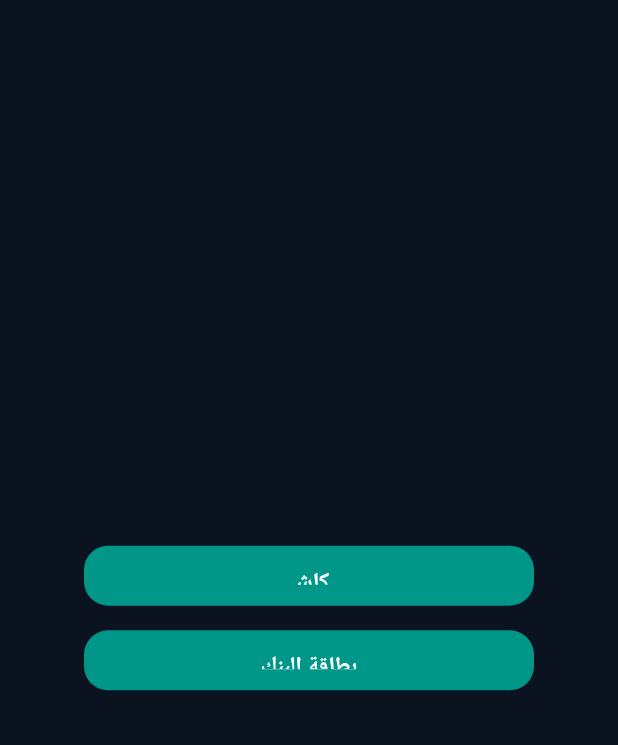
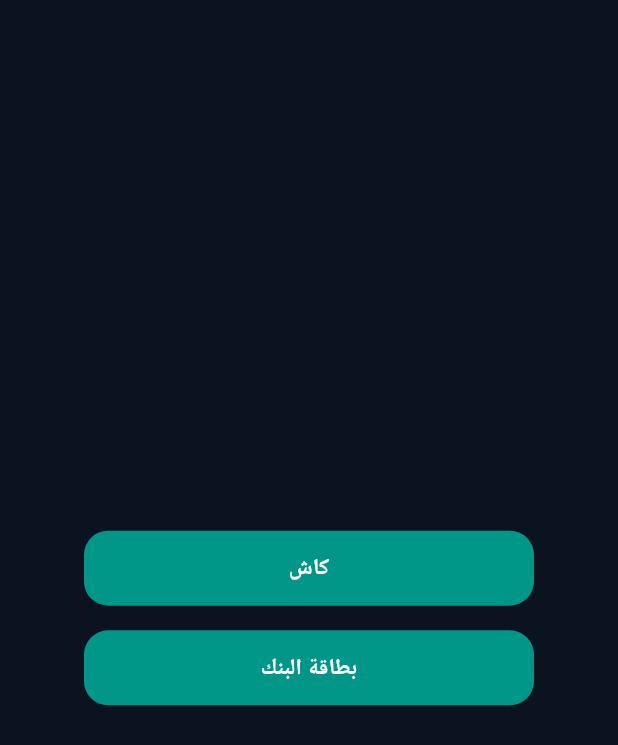
Before and after one commit to Cesar-Isaac/cham-center_delivery, a Flutter app: the PaymentOptions screen opened by its route, on a phone screen of 412 x 824 dp. Shown: the top 745 px of the screen. Run offline on Flutter 3.47's test engine with Material 3 defaults, Android fonts, the phone set to English and light mode, and no system bars; our stand-ins replace connectivity_plus, equatable, flutter_bloc, flutter_map, geolocator, latlong2 and 1 more; missing offline and left inert: moyasar; accounts and stored records are empty.

Commit message:
edite custom bottom to match the app's theme.

```diff
--- a/lib/core/style/widgets/custom_bottom.dart
+++ b/lib/core/style/widgets/custom_bottom.dart
@@ -1,12 +1,5 @@
-import 'dart:io';
-
 import 'package:flutter/cupertino.dart';
 import 'package:flutter/material.dart';
-import 'package:tracking_provider/core/style/style/app_theme.dart';
-
-import '../repo/app_colors.dart';
-
-
 class CustomButton extends StatelessWidget {
   final String text;
   final VoidCallback onPressed;
@@ -23,20 +16,19 @@ class CustomButton extends StatelessWidget {
   Widget build(BuildContext context) {
     return SizedBox(
       width: 300,
-      height: 40,
-      child:ElevatedButton(
-          style: ElevatedButton.styleFrom(
-            backgroundColor: AppColors.primary,
+      height: 50,
+      child: ElevatedButton(
+        onPressed: isLoading ? null : onPressed,
+        child: isLoading
+            ? const SizedBox(
+          width: 20,
+          height: 20,
+          child: CircularProgressIndicator(
+            strokeWidth: 2,
           ),
-          onPressed: isLoading ? null : onPressed,
-          child: isLoading
-              ? CircularProgressIndicator.adaptive(backgroundColor: AppColors.primary,)
-              : Text(text,
-            style: AppTheme.titleM,
-          )
+        )
+            : Text(text),
       ),
     );
-
-
   }
 }
```
